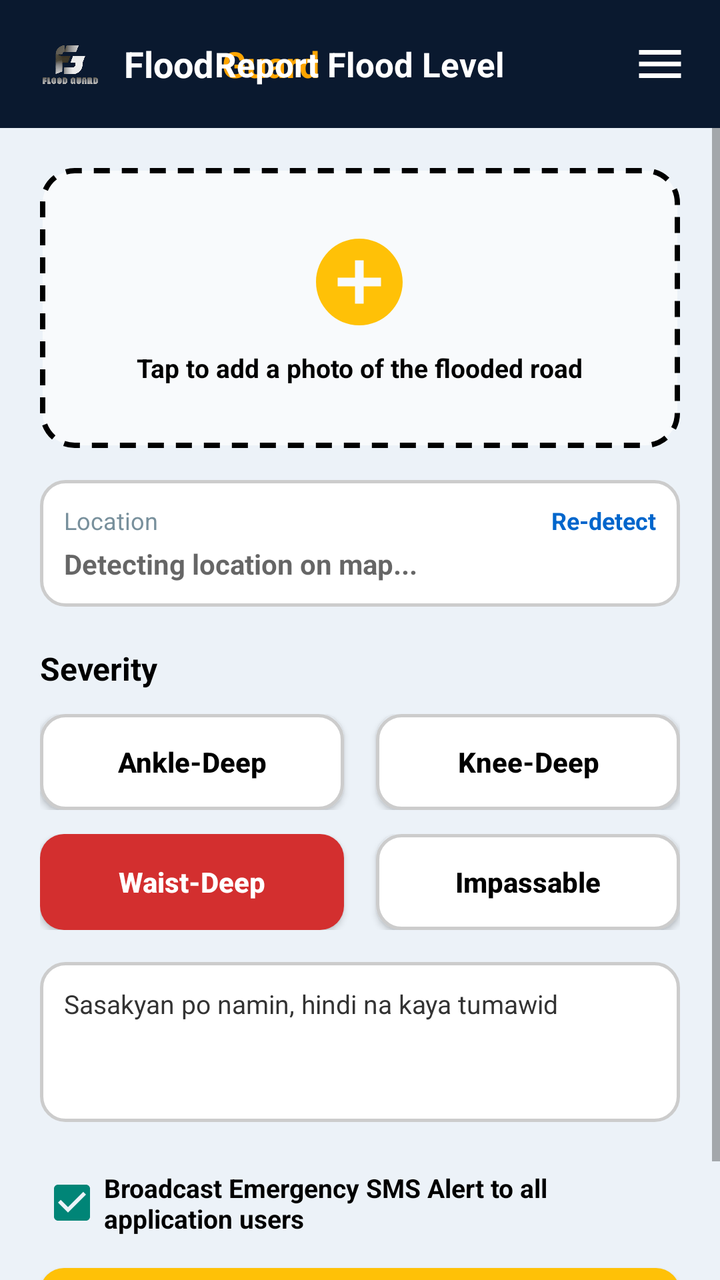
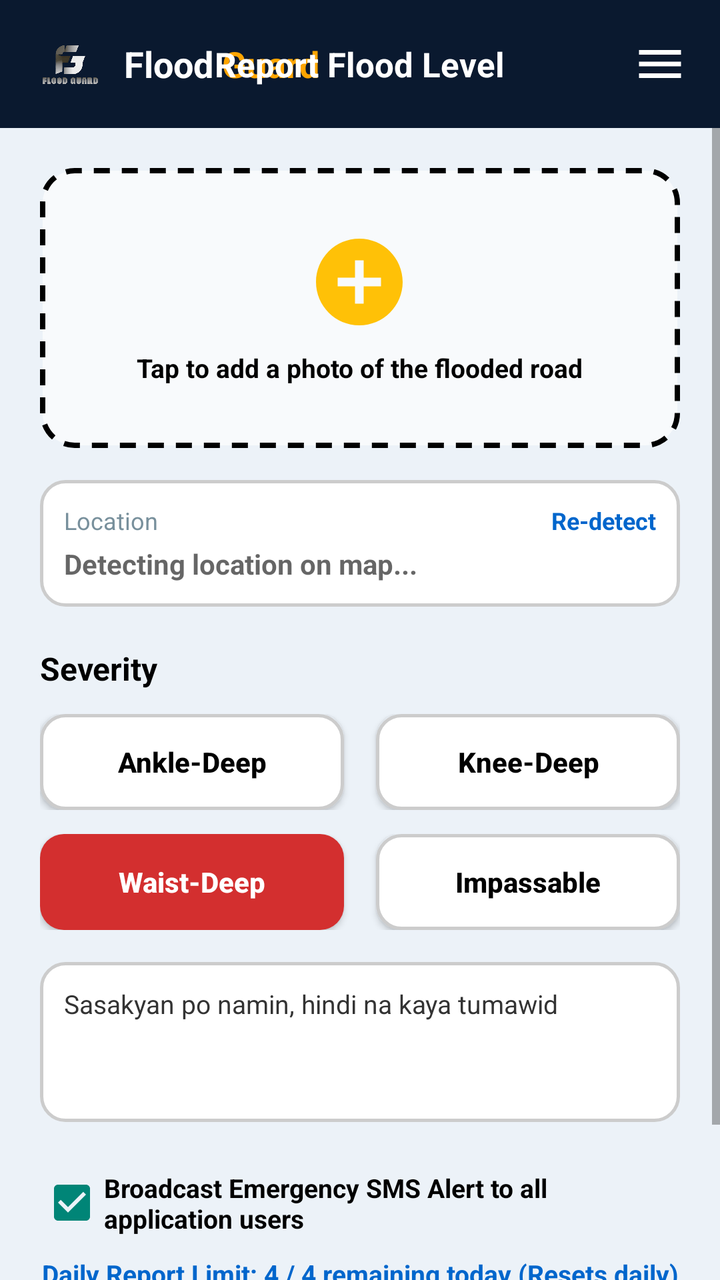

The first picture is an Android layout as it rendered before a commit; the second is the same layout after the commit. The layout source and the unified diff follow.
<!-- AndroidManifest.xml: activity theme Theme.FloodGuard -->
<!-- res/layout/activity_report_flood.xml -->
<?xml version="1.0" encoding="utf-8"?>
<RelativeLayout xmlns:android="http://schemas.android.com/apk/res/android"
    android:layout_width="match_parent"
    android:layout_height="match_parent"
    android:background="@color/app_bg">

    
    <RelativeLayout
        android:id="@+id/headerBar"
        android:layout_width="match_parent"
        android:layout_height="64dp"
        android:background="#0A192F"
        android:paddingStart="16dp"
        android:paddingEnd="16dp"
        android:layout_alignParentTop="true">

        
        <LinearLayout
            android:id="@+id/logoLayout"
            android:layout_width="wrap_content"
            android:layout_height="wrap_content"
            android:layout_centerVertical="true"
            android:gravity="center_vertical"
            android:orientation="horizontal"
            android:clickable="true"
            android:focusable="true">

            <ImageView
                android:layout_width="38dp"
                android:layout_height="38dp"
                android:src="@drawable/fg_logo"
                android:contentDescription="FloodGuard Logo" />

            <LinearLayout
                android:layout_width="wrap_content"
                android:layout_height="wrap_content"
                android:layout_marginStart="8dp"
                android:orientation="horizontal">

                <TextView
                    android:layout_width="wrap_content"
                    android:layout_height="wrap_content"
                    android:text="Flood "
                    android:textColor="@android:color/white"
                    android:textSize="18sp"
                    android:textStyle="bold" />

                <TextView
                    android:layout_width="wrap_content"
                    android:layout_height="wrap_content"
                    android:text="Guard"
                    android:textColor="#FFA500"
                    android:textSize="18sp"
                    android:textStyle="bold" />
            </LinearLayout>
        </LinearLayout>

        
        <TextView
            android:layout_width="wrap_content"
            android:layout_height="wrap_content"
            android:layout_centerInParent="true"
            android:text="Report Flood Level"
            android:textColor="@android:color/white"
            android:textSize="17sp"
            android:textStyle="bold" />

        
        <ImageView
            android:id="@+id/menuIcon"
            android:layout_width="28dp"
            android:layout_height="28dp"
            android:layout_alignParentEnd="true"
            android:layout_centerVertical="true"
            android:src="@drawable/ic_menu"
            android:contentDescription="Menu" />
    </RelativeLayout>

    
    <ScrollView
        android:layout_width="match_parent"
        android:layout_height="match_parent"
        android:layout_below="@id/headerBar"
        android:fillViewport="true">

        <LinearLayout
            android:layout_width="match_parent"
            android:layout_height="wrap_content"
            android:orientation="vertical"
            android:padding="20dp">

            
            <FrameLayout
                android:id="@+id/photoPickerBox"
                android:layout_width="match_parent"
                android:layout_height="140dp"
                android:background="@drawable/dashed_border"
                android:clickable="true"
                android:focusable="true"
                android:layout_marginBottom="16dp">

                <ImageView
                    android:id="@+id/photoPreview"
                    android:layout_width="match_parent"
                    android:layout_height="match_parent"
                    android:scaleType="centerCrop"
                    android:visibility="gone"
                    android:contentDescription="Photo Preview" />

                <LinearLayout
                    android:id="@+id/photoPlaceholder"
                    android:layout_width="wrap_content"
                    android:layout_height="wrap_content"
                    android:layout_gravity="center"
                    android:gravity="center"
                    android:orientation="vertical">

                    <ImageView
                        android:layout_width="52dp"
                        android:layout_height="52dp"
                        android:src="@drawable/ic_add_circle"
                        android:contentDescription="Add Photo" />

                    <TextView
                        android:layout_width="wrap_content"
                        android:layout_height="wrap_content"
                        android:layout_marginTop="8dp"
                        android:text="Tap to add a photo of the flooded road"
                        android:textColor="@color/text_primary"
                        android:textSize="13sp"
                        android:textStyle="bold" />
                </LinearLayout>
            </FrameLayout>

            
            <LinearLayout
                android:layout_width="match_parent"
                android:layout_height="wrap_content"
                android:background="@drawable/search_bg"
                android:orientation="vertical"
                android:padding="12dp"
                android:layout_marginBottom="20dp">

                <RelativeLayout
                    android:layout_width="match_parent"
                    android:layout_height="wrap_content">

                    <TextView
                        android:layout_width="wrap_content"
                        android:layout_height="wrap_content"
                        android:layout_alignParentStart="true"
                        android:text="Location"
                        android:textColor="#78909C"
                        android:textSize="12sp" />

                    <TextView
                        android:id="@+id/btnRefreshLocation"
                        android:layout_width="wrap_content"
                        android:layout_height="wrap_content"
                        android:layout_alignParentEnd="true"
                        android:text="Re-detect"
                        android:textColor="#0066CC"
                        android:textSize="12sp"
                        android:textStyle="bold"
                        android:clickable="true"
                        android:focusable="true" />
                </RelativeLayout>

                <EditText
                    android:id="@+id/locationInput"
                    android:layout_width="match_parent"
                    android:layout_height="wrap_content"
                    android:background="@null"
                    android:hint="Detecting location on map..."
                    android:textColor="@color/text_primary"
                    android:textSize="14sp"
                    android:textStyle="bold"
                    android:layout_marginTop="4dp"
                    android:inputType="text" />
            </LinearLayout>

            
            <TextView
                android:layout_width="wrap_content"
                android:layout_height="wrap_content"
                android:text="Severity"
                android:textColor="#000000"
                android:textSize="16sp"
                android:textStyle="bold"
                android:layout_marginBottom="12dp" />

            
            <LinearLayout
                android:layout_width="match_parent"
                android:layout_height="wrap_content"
                android:orientation="vertical"
                android:layout_marginBottom="16dp">

                
                <LinearLayout
                    android:layout_width="match_parent"
                    android:layout_height="wrap_content"
                    android:orientation="horizontal"
                    android:layout_marginBottom="12dp">

                    <Button
                        android:id="@+id/btnAnkleDeep"
                        android:layout_width="0dp"
                        android:layout_height="48dp"
                        android:layout_weight="1"
                        android:background="@drawable/btn_severity_default"
                        android:text="Ankle-Deep"
                        android:textColor="@color/text_primary"
                        android:textStyle="bold"
                        android:textAllCaps="false"
                        android:layout_marginEnd="8dp" />

                    <Button
                        android:id="@+id/btnKneeDeep"
                        android:layout_width="0dp"
                        android:layout_height="48dp"
                        android:layout_weight="1"
                        android:background="@drawable/btn_severity_default"
                        android:text="Knee-Deep"
                        android:textColor="@color/text_primary"
                        android:textStyle="bold"
                        android:textAllCaps="false"
                        android:layout_marginStart="8dp" />
                </LinearLayout>

                
                <LinearLayout
                    android:layout_width="match_parent"
                    android:layout_height="wrap_content"
                    android:orientation="horizontal">

                    <Button
                        android:id="@+id/btnWaistDeep"
                        android:layout_width="0dp"
                        android:layout_height="48dp"
                        android:layout_weight="1"
                        android:background="@drawable/btn_severity_selected"
                        android:text="Waist-Deep"
                        android:textColor="@android:color/white"
                        android:textStyle="bold"
                        android:textAllCaps="false"
                        android:layout_marginEnd="8dp" />

                    <Button
                        android:id="@+id/btnImpassable"
                        android:layout_width="0dp"
                        android:layout_height="48dp"
                        android:layout_weight="1"
                        android:background="@drawable/btn_severity_default"
                        android:text="Impassable"
                        android:textColor="@color/text_primary"
                        android:textStyle="bold"
                        android:textAllCaps="false"
                        android:layout_marginStart="8dp" />
                </LinearLayout>

            </LinearLayout>

            
            <EditText
                android:id="@+id/notesInput"
                android:layout_width="match_parent"
                android:layout_height="80dp"
                android:background="@drawable/search_bg"
                android:padding="12dp"
                android:gravity="top|start"
                android:hint="Notes (optional)"
                android:text="Sasakyan po namin, hindi na kaya tumawid"
                android:textSize="13sp"
                android:textColor="#333333"
                android:layout_marginBottom="24dp"
                android:inputType="textMultiLine" />

            
            <CheckBox
                android:id="@+id/chkSendSmsOnSubmit"
                android:layout_width="match_parent"
                android:layout_height="wrap_content"
                android:text="Broadcast Emergency SMS Alert to all application users"
                android:textColor="@color/text_primary"
                android:textSize="13sp"
                android:textStyle="bold"
                android:checked="true"
                android:layout_marginBottom="16dp" />

            
            <Button
                android:id="@+id/submitReportButton"
                android:layout_width="match_parent"
                android:layout_height="52dp"
                android:background="@drawable/btn_yellow"
                android:text="SUBMIT REPORT"
                android:textColor="#000000"
                android:textSize="15sp"
                android:textStyle="bold" />

        </LinearLayout>
    </ScrollView>

</RelativeLayout>
<!-- resources referenced by this layout -->
<resources>
  <color name="app_bg">#ECF2F8</color>
  <color name="text_primary">#000000</color>
  <!-- drawable btn_severity_default (drawable) -->
  <?xml version="1.0" encoding="utf-8"?>
  <shape xmlns:android="http://schemas.android.com/apk/res/android"
      android:shape="rectangle">
      <solid android:color="@color/card_bg" />
      <corners android:radius="12dp" />
      <stroke
          android:width="1.5dp"
          android:color="@color/card_stroke" />
  </shape>
  <!-- drawable btn_severity_selected (drawable) -->
  <?xml version="1.0" encoding="utf-8"?>
  <shape xmlns:android="http://schemas.android.com/apk/res/android"
      android:shape="rectangle">
      <solid android:color="#D32F2F" />
      <corners android:radius="12dp" />
  </shape>
  <!-- drawable btn_yellow (drawable) -->
  <?xml version="1.0" encoding="utf-8"?>
  <shape xmlns:android="http://schemas.android.com/apk/res/android"
      android:shape="rectangle">
      <solid android:color="#FFC107" />
      <corners android:radius="12dp" />
  </shape>
  <!-- drawable dashed_border (drawable) -->
  <?xml version="1.0" encoding="utf-8"?>
  <shape xmlns:android="http://schemas.android.com/apk/res/android"
      android:shape="rectangle">
      <solid android:color="#F8FAFC" />
      <corners android:radius="16dp" />
      <stroke
          android:width="2.5dp"
          android:color="#000000"
          android:dashWidth="8dp"
          android:dashGap="6dp" />
  </shape>
  <!-- drawable fg_logo: png bitmap (drawable, 602634 bytes) -->
  <!-- drawable ic_add_circle (drawable) -->
  <vector xmlns:android="http://schemas.android.com/apk/res/android"
      android:width="52dp"
      android:height="52dp"
      android:viewportWidth="24"
      android:viewportHeight="24">
      <path
          android:fillColor="#FFC107"
          android:pathData="M12,2C6.48,2 2,6.48 2,12s4.48,10 10,10 10,-4.48 10,-10S17.52,2 12,2zm5,11h-4v4h-2v-4H7v-2h4V7h2v4h4v2z" />
  </vector>
  <!-- drawable ic_menu (drawable) -->
  <vector xmlns:android="http://schemas.android.com/apk/res/android"
      android:width="28dp"
      android:height="28dp"
      android:viewportWidth="24"
      android:viewportHeight="24">
      <path
          android:fillColor="#FFFFFF"
          android:pathData="M3,18h18v-2H3v2zm0,-5h18v-2H3v2zm0,-7v2h18V6H3z" />
  </vector>
  <!-- drawable search_bg (drawable) -->
  <?xml version="1.0" encoding="utf-8"?>
  <shape xmlns:android="http://schemas.android.com/apk/res/android"
      android:shape="rectangle">
      <solid android:color="@color/card_bg" />
      <corners android:radius="12dp" />
      <stroke
          android:width="1.5dp"
          android:color="@color/card_stroke" />
  </shape>
  <style name="Theme.FloodGuard" parent="Theme.AppCompat.DayNight.NoActionBar">
          <item name="windowActionBar">false</item>
          <item name="windowNoTitle">true</item>
      </style>
  <color name="card_bg">#FFFFFF</color>
  <color name="card_stroke">#CCCCCC</color>
</resources>

<!-- the commit's change to res/layout/activity_report_flood.xml (unified diff, before → after) -->
@@ -286,7 +286,19 @@
                 android:textSize="13sp"
                 android:textStyle="bold"
                 android:checked="true"
-                android:layout_marginBottom="16dp" />
+                android:layout_marginBottom="10dp" />
+
+            
+            <TextView
+                android:id="@+id/tvRemainingReports"
+                android:layout_width="match_parent"
+                android:layout_height="wrap_content"
+                android:text="Daily Report Limit: 4 / 4 remaining today (Resets daily)"
+                android:textColor="#0066CC"
+                android:textSize="13sp"
+                android:textStyle="bold"
+                android:gravity="center"
+                android:layout_marginBottom="12dp" />
 
             
             <Button
